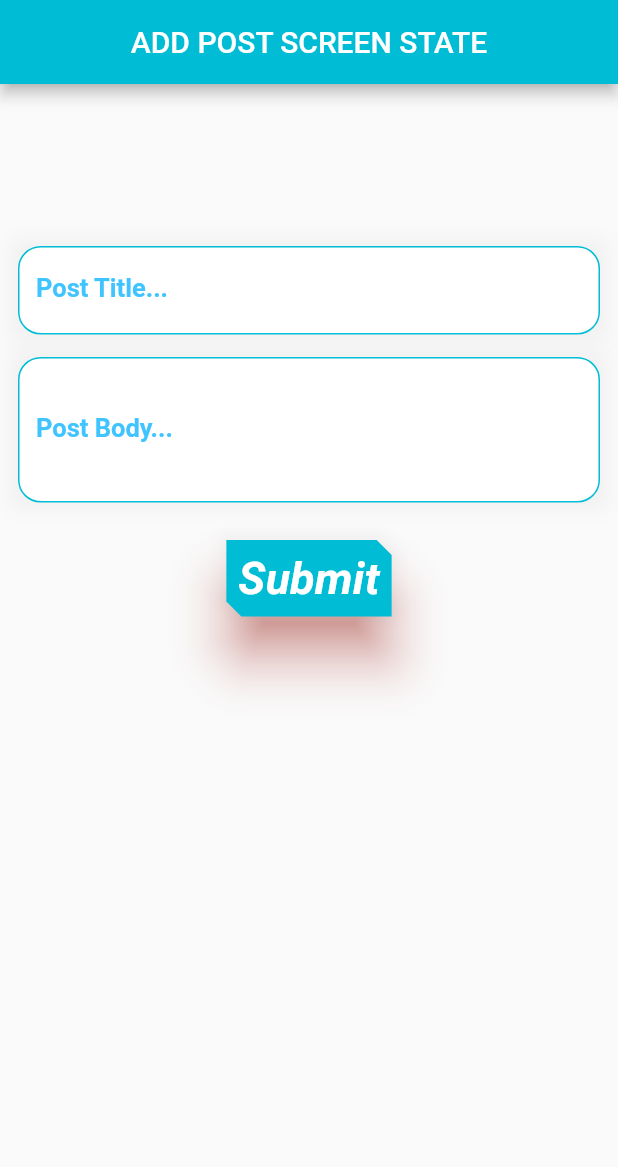
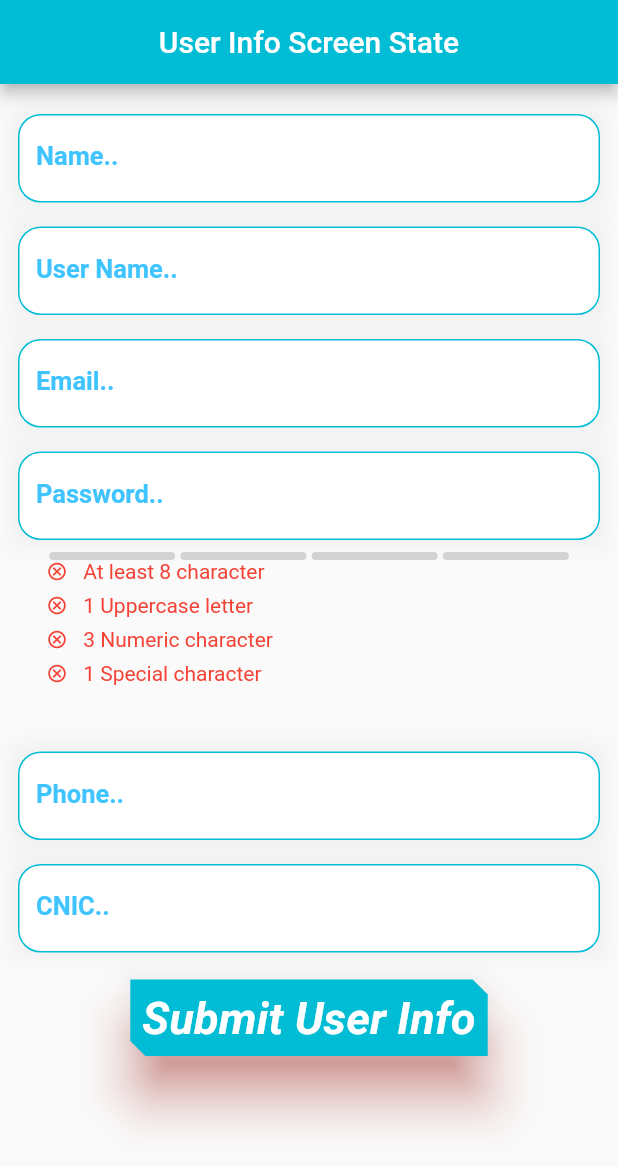
Before and after one commit to Mz-zubair102/Flutter-Firebase-App, a Flutter app: the screen it shows after launch, on a phone screen of 412 x 824 dp. Shown: the top 1167 px of the screen. Run offline on Flutter 3.47's test engine with Material 2 defaults, Android fonts, the phone set to English and light mode, and no system bars; drawn by our look-alikes of flutter_pw_validator; our stand-ins replace cloud_firestore, firebase_core; accounts and stored records are empty.

```diff
--- /dev/null
+++ b/lib/Screens/user_info_screen_state.dart
@@ -0,0 +1,91 @@
+import 'package:cloud_firestore/cloud_firestore.dart';
+import 'package:flutter_pw_validator/flutter_pw_validator.dart';
+import 'package:firebase/Widgets/text_field.dart';
+import 'package:flutter/material.dart';
+
+import '../Widgets/widget_text_button.dart';
+
+class UserInfo extends StatefulWidget {
+  const UserInfo({Key? key}) : super(key: key);
+
+  @override
+  State<UserInfo> createState() => _UserInfoState();
+}
+
+class _UserInfoState extends State<UserInfo> {
+  GlobalKey<FormState>  formkey=GlobalKey();
+  TextEditingController namecontroller=TextEditingController();
+  TextEditingController usernamecontroller=TextEditingController();
+  TextEditingController emailcontroller=TextEditingController();
+  TextEditingController passwordcontroller=TextEditingController();
+  TextEditingController phonecontroller=TextEditingController();
+  TextEditingController cniccontroller=TextEditingController();
+  CollectionReference userRefrence=FirebaseFirestore.instance.collection("User");
+
+  //add data to firebase
+  void addUserToFirestore(String nametext,String usernametext,String emailtext,String passwordtext,String phonetext,String cnictext)async{
+    Map<String, dynamic> data={"name": nametext,"username":usernametext,"email": emailtext,"Password":passwordtext,"Phone":phonetext,"Cnic":cnictext};
+    userRefrence
+        .add(data).then((value)
+    => print("Successfully add to firestore"))
+        .onError((error, stacktrace)
+    =>print("Error $error"));
+  }
+
+  @override
+  Widget build(BuildContext context) {
+    return Scaffold(
+      resizeToAvoidBottomInset: false,
+      appBar: AppBar(
+        centerTitle: true,
+        title: Text("User Info Screen State"),
+        backgroundColor: Colors.cyan,
+      ),
+      body: Form(
+        key: formkey,
+        child: SafeArea(
+          child: SingleChildScrollView(
+            child: Padding(
+              padding: EdgeInsets.all(12.0),
+              child: Column(
+                mainAxisAlignment: MainAxisAlignment.spaceAround,
+                children: [
+                  TextInputField(label: "Name..",hinttext: "Name",mycontroller: namecontroller,isname: true,),
+                  TextInputField(label: "User Name..",hinttext: "User Name",mycontroller: usernamecontroller,isusername: true,),
+                  TextInputField(label: "Email..",hinttext: "Email",mycontroller: emailcontroller,isemail: true,),
+                  TextInputField(label: "Password..",hinttext: "Password",mycontroller: passwordcontroller,isobscure: true,ispassword: true,),
+                  FlutterPwValidator(width: 350, height: 120, minLength: 8,uppercaseCharCount: 1,numericCharCount: 3,specialCharCount: 1,successColor: Colors.cyan,failureColor:Colors.red,onSuccess:(){
+                    print("MATCHED");
+                    ScaffoldMessenger.of(context).showSnackBar(new SnackBar(
+                        content: new Text("Password is matched")));
+                    onFail: () {
+                      print("NOT MATCHED");
+                    };
+                  } , controller: passwordcontroller),
+                  SizedBox(height: 5,),
+                  TextInputField(label: "Phone..",hinttext: "Phone",mycontroller: phonecontroller,isphone: true,),
+                  TextInputField(label: "CNIC..",hinttext: "CNIC",mycontroller: cniccontroller,iscnic: true,),
+                  SizedBox(height: 10,),
+                  widgetTextButton(btnname: "Submit User Info",
+                  onpressed: ()async{
+                    if (formkey.currentState!.validate()) {
+                      addUserToFirestore(namecontroller.text,usernamecontroller.text,emailcontroller.text,
+                        passwordcontroller.text,phonecontroller.text,cniccontroller.text,
+                      );
+                      var snackBar = SnackBar(
+                        content: Text("Successfully data is transferred"),
+                      );
+                      ScaffoldMessenger.of(context).showSnackBar(snackBar);
+                    }
+                  },
+                  )
+
+                ],
+              ),
+            ),
+          ),
+        ),
+      )
+    );
+  }
+}
--- a/lib/Widgets/text_field.dart
+++ b/lib/Widgets/text_field.dart
@@ -1,25 +1,47 @@
 import 'package:flutter/material.dart';
+import 'package:flutter_pw_validator/flutter_pw_validator.dart';
 
 class TextInputField extends StatefulWidget {
+  final double? width;
+  final double? height;
   final String hinttext;
   final String label;
   final bool istitle;
-  final int maxline;
+  final bool isbody;
+  final bool isname;
+  final bool isusername;
+  final bool isemail;
+  final bool ispassword;
+  final bool isphone;
+  final bool iscnic;
+  final bool isobscure;
+  final bool ispwvalidate;
   // final bool iscommenttitle;
   // final bool iscommentbody;
-  final bool isbody;
-  final String Function(String?)? Validator;
+  final int maxline;
+  // /// validation by function
+  // final String Function(String?)? Validator;
   final TextEditingController mycontroller;
   const TextInputField({
     Key? key,
+    this.height,
+    this.width,
     this.hinttext = '',
     required this.label,
     this.istitle = false,
     this.isbody = false,
-    this.Validator,
-    this.maxline=1,
+    this.isname=false,
+    this.isusername=false,
+    this.isemail=false,
+    this.ispassword=false,
+    this.isphone=false,
+    this.iscnic=false,
+    this.isobscure=false,
+    this.ispwvalidate=false,
+    // this.Validator,
     // this.iscommenttitle=false,
     // this.iscommentbody=false,
+    this.maxline=1,
     required this.mycontroller,
   }) : super(key: key);
 
@@ -31,6 +53,9 @@ class _TextInputFieldState extends State<TextInputField> {
   @override
   Widget build(BuildContext context) {
     return Container(
+      height: widget.height,
+      width: widget.width,
+      margin: EdgeInsets.only(top: 8,bottom: 8),
       decoration: BoxDecoration(boxShadow: [
         BoxShadow(
             color: Colors.grey.withOpacity(0.1),
@@ -39,6 +64,7 @@ class _TextInputFieldState extends State<TextInputField> {
       ]),
       child: Center(
         child: TextFormField(
+          obscureText: widget.isobscure,
           maxLines: widget.maxline,
           controller: widget.mycontroller,
           validator: (String? input) {
@@ -50,28 +76,59 @@ class _TextInputFieldState extends State<TextInputField> {
               }
             }
             if (widget.isbody) {
-              if (input == null || input.isEmpty) {
-                return "Body is required";
-              } else if ((!RegExp(r'^[a-z A-Z]+$').hasMatch(input))) {
+            if (input == null || input.isEmpty) {
+                 return "Body is required";
+            } else if ((!RegExp(r'^[a-z A-Z]+$').hasMatch(input))) {
                 return 'Please Enter only Alphabets ';
               }
-              // if (widget.iscommenttitle) {
-              //   if (input == null || input.isEmpty) {
-              //     return "comment Title is required";
-              //   } else if ((!RegExp(r'^[a-z A-Z]+$').hasMatch(input))) {
-              //     return 'Please Enter only Alphabets ';
-              //   }
-              // }
-              // if (widget.iscommentbody) {
-              //   if (input == null || input.isEmpty) {
-              //     return "Comment body is required";
-              //   } else if ((!RegExp(r'^[a-z A-Z]+$').hasMatch(input))) {
-              //     return 'Please Enter only Alphabets ';
-              //   }
-              // }
-              else {
-                return null;
               }
+            if (widget.isname) {
+            if (input == null || input.isEmpty) {
+                return "Name is required";
+            } else if ((!RegExp(r'^[a-z A-Z]+$').hasMatch(input))) {
+                return 'Please Enter only Alphabets ';
+            }
+            }
+            if (widget.isemail) {
+            if (input == null || input.isEmpty) {
+                return "Email is required";
+            } else if ((!RegExp(r"^[a-zA-Z0-9.]+@[a-zA-Z0-9]+\.[a-zA-Z]+").hasMatch(input))) {
+                return 'Please Enter Correct Email with @';
+            }
+            }
+            if (widget.isusername) {
+              if (input == null || input.isEmpty) {
+                return "User Name is required";
+              } else
+              if ((!RegExp(r"^[A-Za-z][A-Za-z0-9_]{7,29}$").hasMatch(input))) {
+                return 'Please Enter valid Username ';
+              }
+            }
+            if (widget.ispassword) {
+              if (input == null || input.isEmpty) {
+                return "Password is required";
+              } else
+              if ((!RegExp(r'^(?=.*?[A-Z])(?=.*?[a-z])(?=.*?[0-9])(?=.*?[!@#\$&*~]).{8,}$').hasMatch(input))) {
+                return 'Please Enter valid password';
+              }
+            }
+            if (widget.isphone) {
+              if (input == null || input.isEmpty) {
+                return "Phone Number is required";
+            } else if ((!RegExp(r"^\+?0[0-9]{10}$").hasMatch(input))) {
+                return 'Please Enter Valid Phone Number';
+            }
+            }
+            if (widget.iscnic) {
+              if (input == null || input.isEmpty) {
+                return "Phone is required";
+              } else if ((!RegExp(r"^[0-9]{5}-[0-9]{7}-[0-9]{1}$").hasMatch(input))) {
+                return 'Please Enter only 13 Digit CNIC Number With Dashes ';
+              }
+            }
+
+            else {
+              return null;
             }
           },
           decoration: InputDecoration(
@@ -99,3 +156,15 @@ class _TextInputFieldState extends State<TextInputField> {
     );
   }
 }
+/// Package pw validator
+
+// pwvalidator(){
+//   FlutterPwValidator(width: 400, height: 120, minLength: 8,uppercaseCharCount: 1,numericCharCount: 3,specialCharCount: 1,successColor: Colors.green,failureColor:Colors.red,onSuccess:(){
+//     print("MATCHED");
+//     ScaffoldMessenger.of(context).showSnackBar(new SnackBar(
+//         content: new Text("Password is matched")));
+//     onFail: () {
+//       print("NOT MATCHED");
+//     };
+//   } ,controller: widget.mycontroller,);
+// }
--- a/lib/main.dart
+++ b/lib/main.dart
@@ -2,6 +2,7 @@ import 'package:firebase_core/firebase_core.dart';
 import 'package:flutter/material.dart';
 
 import 'Screens/add_post_screen_state.dart';
+import 'Screens/user_info_screen_state.dart';
 
 void main() async{
   WidgetsFlutterBinding.ensureInitialized();
@@ -30,7 +31,8 @@ class MyApp extends StatelessWidget {
         // is not restarted.
         primarySwatch: Colors.blue,
       ),
-      home: AddpostScreenState(),
+      home: UserInfo(),
+      // home: AddpostScreenState(),
     );
   }
 }
--- a/pubspec.yaml
+++ b/pubspec.yaml
@@ -39,6 +39,7 @@ dependencies:
   #firebase.
   firebase_core: ^2.4.0
   cloud_firestore: ^4.3.0
+  flutter_pw_validator: ^1.5.0
 
 dev_dependencies:
   flutter_test:
```
Also changed, not shown: pubspec.lock.
